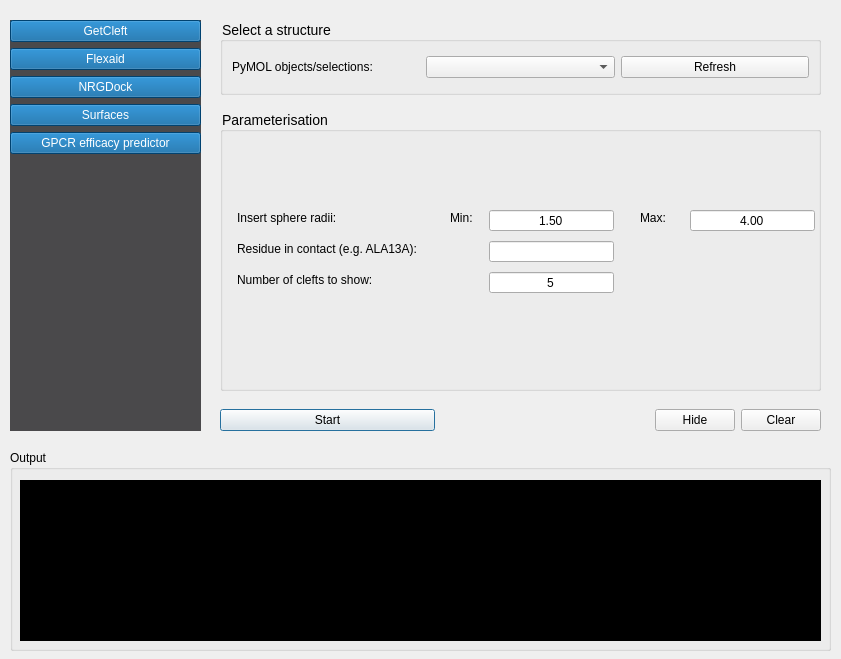
Above: demowidget2.ui from ThomasDesc/NRG_plugin before the change. Below: the same form after it.
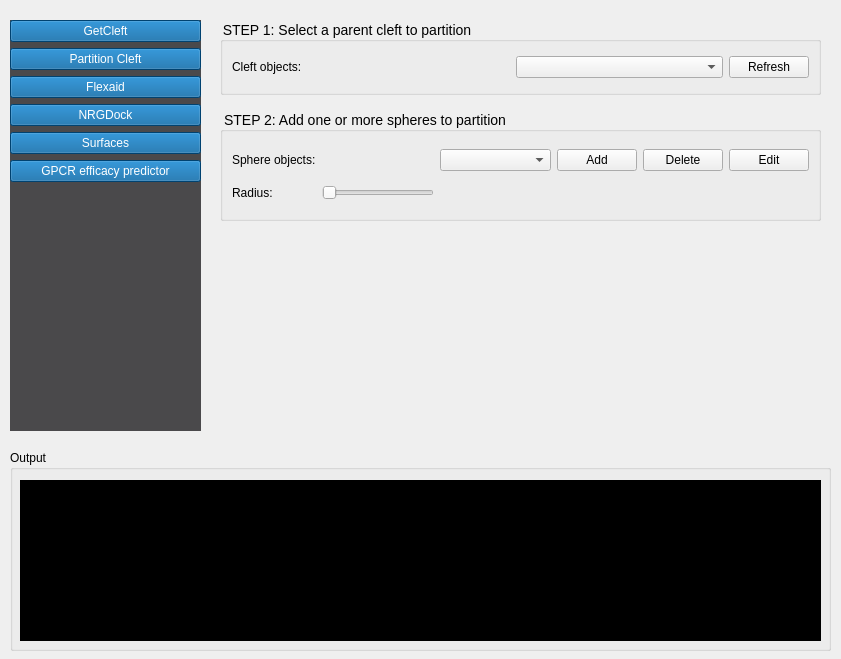
That is the form after the change.

```diff
--- a/demowidget2.ui
+++ b/demowidget2.ui
@@ -34,7 +34,7 @@
 	color:rgb(255, 255, 255)
 }
 QPushButton:checked{
-	background-color: rgb(0,255,0);
+	background-color: rgb(74, 73, 75);
 	color:rgb(255, 255, 255)
 }</string>
    </property>
@@ -58,6 +58,19 @@
       </property>
      </widget>
     </item>
+    <item>
+     <widget class="QPushButton" name="pushButton_2">
+      <property name="text">
+       <string>Partition Cleft</string>
+      </property>
+      <property name="checkable">
+       <bool>true</bool>
+      </property>
+      <property name="autoExclusive">
+       <bool>true</bool>
+      </property>
+     </widget>
+    </item>
     <item>
      <widget class="QPushButton" name="button_flexaid">
       <property name="text">
@@ -162,7 +175,7 @@
     </rect>
    </property>
    <property name="currentIndex">
-    <number>0</number>
+    <number>1</number>
    </property>
    <widget class="QWidget" name="page_3">
     <widget class="QGroupBox" name="groupBox_2">
@@ -408,6 +421,150 @@
      </layout>
     </widget>
    </widget>
+   <widget class="QWidget" name="page">
+    <widget class="QGroupBox" name="groupBox_6">
+     <property name="geometry">
+      <rect>
+       <x>20</x>
+       <y>20</y>
+       <width>601</width>
+       <height>75</height>
+      </rect>
+     </property>
+     <property name="styleSheet">
+      <string notr="true">QGroupBox{
+font-size:14px;
+}</string>
+     </property>
+     <property name="title">
+      <string>STEP 1: Select a parent cleft to partition</string>
+     </property>
+     <layout class="QHBoxLayout" name="horizontalLayout_5">
+      <item>
+       <widget class="QLabel" name="label_36">
+        <property name="text">
+         <string>&lt;html&gt;&lt;head/&gt;&lt;body&gt;&lt;p&gt;Cleft objects:&lt;/p&gt;&lt;/body&gt;&lt;/html&gt;</string>
+        </property>
+       </widget>
+      </item>
+      <item>
+       <spacer name="horizontalSpacer_3">
+        <property name="orientation">
+         <enum>Qt::Horizontal</enum>
+        </property>
+        <property name="sizeHint" stdset="0">
+         <size>
+          <width>40</width>
+          <height>20</height>
+         </size>
+        </property>
+       </spacer>
+      </item>
+      <item>
+       <widget class="QComboBox" name="cleft_partition_select_object">
+        <property name="sizePolicy">
+         <sizepolicy hsizetype="MinimumExpanding" vsizetype="Fixed">
+          <horstretch>0</horstretch>
+          <verstretch>0</verstretch>
+         </sizepolicy>
+        </property>
+       </widget>
+      </item>
+      <item>
+       <widget class="QPushButton" name="cleft_partition_button_refresh">
+        <property name="text">
+         <string>Refresh</string>
+        </property>
+       </widget>
+      </item>
+     </layout>
+    </widget>
+    <widget class="QGroupBox" name="groupBox_7">
+     <property name="geometry">
+      <rect>
+       <x>20</x>
+       <y>110</y>
+       <width>601</width>
+       <height>111</height>
+      </rect>
+     </property>
+     <property name="styleSheet">
+      <string notr="true">QGroupBox{
+font-size:14px;
+}</string>
+     </property>
+     <property name="title">
+      <string>STEP 2: Add one or more spheres to partition</string>
+     </property>
+     <layout class="QGridLayout" name="gridLayout_7">
+      <item row="0" column="5">
+       <widget class="QPushButton" name="cleft_partition_button_delete">
+        <property name="text">
+         <string>Delete</string>
+        </property>
+       </widget>
+      </item>
+      <item row="0" column="6">
+       <widget class="QPushButton" name="cleft_partition_button_edit">
+        <property name="text">
+         <string>Edit</string>
+        </property>
+       </widget>
+      </item>
+      <item row="0" column="2">
+       <spacer name="horizontalSpacer_2">
+        <property name="orientation">
+         <enum>Qt::Horizontal</enum>
+        </property>
+        <property name="sizeHint" stdset="0">
+         <size>
+          <width>40</width>
+          <height>20</height>
+         </size>
+        </property>
+       </spacer>
+      </item>
+      <item row="0" column="3">
+       <widget class="QComboBox" name="comboBox">
+        <property name="sizePolicy">
+         <sizepolicy hsizetype="MinimumExpanding" vsizetype="Fixed">
+          <horstretch>0</horstretch>
+          <verstretch>0</verstretch>
+         </sizepolicy>
+        </property>
+       </widget>
+      </item>
+      <item row="0" column="4">
+       <widget class="QPushButton" name="cleft_partition_button_add">
+        <property name="text">
+         <string>Add</string>
+        </property>
+       </widget>
+      </item>
+      <item row="0" column="0">
+       <widget class="QLabel" name="label">
+        <property name="text">
+         <string>Sphere objects:</string>
+        </property>
+       </widget>
+      </item>
+      <item row="1" column="0">
+       <widget class="QLabel" name="label_2">
+        <property name="text">
+         <string>Radius:</string>
+        </property>
+       </widget>
+      </item>
+      <item row="1" column="2">
+       <widget class="QSlider" name="cleft_partition_radius_slider">
+        <property name="orientation">
+         <enum>Qt::Horizontal</enum>
+        </property>
+       </widget>
+      </item>
+     </layout>
+    </widget>
+   </widget>
    <widget class="QWidget" name="page_4">
     <widget class="QTabWidget" name="tabWidget_3">
      <property name="geometry">
```
